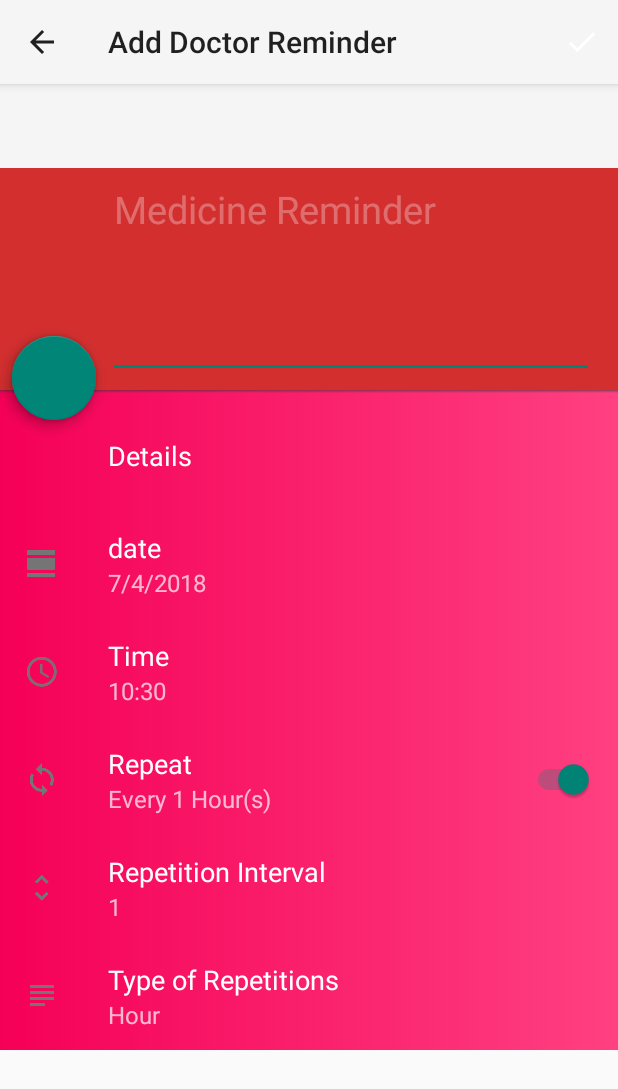
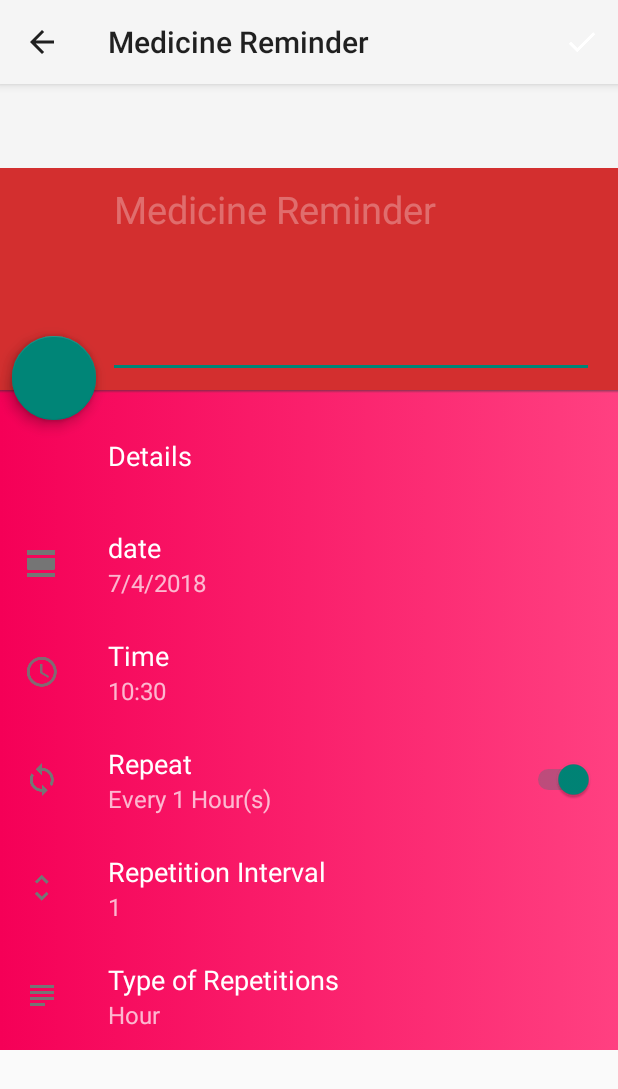
Before and after one commit to Soyeb189/Pregnancy-Care, an Android app: the AddReminderActivity screen opened directly, with no data from a screen before it, on a phone screen of 412 x 824 dp. Shown: the top 1089 px of the screen. Run offline under Robolectric (Android 15) with nearby library versions, the light colour scheme and no system bars; libraries missing offline, so code that uses them is left out: com.getbase.floatingactionbutton, com.wdullaer.materialdatetimepicker; plain views replace FloatingActionButton; 5 statements that could not run were skipped.

```diff
--- a/app/src/main/java/com/muktadir/pregnancycare/AddReminderActivity.java
+++ b/app/src/main/java/com/muktadir/pregnancycare/AddReminderActivity.java
@@ -115,7 +115,7 @@ public class AddReminderActivity extends AppCompatActivity implements
 
 
         // Initialize Views
-        mToolbar = (Toolbar) findViewById(R.id.toolbar);
+        mToolbar = (Toolbar) findViewById(R.id.toolbar1);
         mTitleText = (EditText) findViewById(R.id.reminder_title);
         mDateText = (TextView) findViewById(R.id.set_date);
         mTimeText = (TextView) findViewById(R.id.set_time);
--- a/app/src/main/java/com/muktadir/pregnancycare/Appointment.java
+++ b/app/src/main/java/com/muktadir/pregnancycare/Appointment.java
@@ -32,7 +32,7 @@ public class Appointment extends AppCompatActivity implements LoaderManager.Load
 
     @Override
     protected void onCreate(Bundle savedInstanceState) {
-        setTitle("Appointment");
+        setTitle("Medicine");
         super.onCreate(savedInstanceState);
         setContentView(R.layout.activity_appointment);
 
--- a/app/src/main/java/com/muktadir/pregnancycare/Helper/LocaleHelper.java
+++ b/app/src/main/java/com/muktadir/pregnancycare/Helper/LocaleHelper.java
@@ -8,6 +8,7 @@ import android.content.res.Resources;
 import android.os.Build;
 import android.preference.PreferenceManager;
 
+import java.text.NumberFormat;
 import java.util.Locale;
 
 public class LocaleHelper {
--- a/app/src/main/java/com/muktadir/pregnancycare/Medicine_Pack/Add_Medicine.java
+++ b/app/src/main/java/com/muktadir/pregnancycare/Medicine_Pack/Add_Medicine.java
@@ -10,6 +10,7 @@ import android.content.Intent;
 import android.content.SharedPreferences;
 import android.support.v7.app.AppCompatActivity;
 import android.os.Bundle;
+import android.support.v7.widget.Toolbar;
 import android.view.View;
 import android.widget.Button;
 import android.widget.DatePicker;
@@ -31,6 +32,7 @@ public class Add_Medicine extends AppCompatActivity implements TimePickerDialog.
     int hour,minute,year,month,day;
     RelativeLayout date_l, time_l;
     Button save;
+    private Toolbar mToolbar;
 
 
 
@@ -48,6 +50,10 @@ public class Add_Medicine extends AppCompatActivity implements TimePickerDialog.
         setDate = (TextView) findViewById(R.id.set_date);
         setTime = (TextView) findViewById(R.id.set_time);
         save=(Button)findViewById(R.id.save_icon);
+        mToolbar = (Toolbar) findViewById(R.id.toolbar_addmedicine);
+
+        setSupportActionBar(mToolbar);
+        getSupportActionBar().setTitle(R.string.title_activity_add_appointmentMedicine);
 
         time_l.setOnClickListener(
                 new View.OnClickListener() {
--- a/app/src/main/res/layout/activity_add_reminder.xml
+++ b/app/src/main/res/layout/activity_add_reminder.xml
@@ -6,7 +6,7 @@
     android:layout_height="match_parent">
 
     <android.support.v7.widget.Toolbar
-        android:id="@+id/toolbar"
+        android:id="@+id/toolbar1"
         android:layout_height="wrap_content"
         android:layout_width="match_parent"
         android:minHeight="?attr/actionBarSize"
@@ -18,7 +18,7 @@
 
     <LinearLayout
         android:layout_width="match_parent"
-        android:layout_below="@+id/toolbar"
+        android:layout_below="@+id/toolbar1"
         android:theme="@style/ThemeOverlay.AppCompat.Dark.ActionBar"
         android:id="@+id/add_reminder_layout_top"
         android:background="@color/colorPrimary"
--- a/app/src/main/res/layout/activity_appointment.xml
+++ b/app/src/main/res/layout/activity_appointment.xml
@@ -43,7 +43,7 @@
             android:textStyle="italic"
             android:gravity="center"
             android:textColor="@color/white"
-            android:text="Click on the button below to doctor meet reminder"/>
+            android:text="Click on the button below to add medicine details to reminder"/>
     </RelativeLayout>
 
     <android.support.design.widget.FloatingActionButton
--- a/app/src/main/res/layout/activity_home.xml
+++ b/app/src/main/res/layout/activity_home.xml
@@ -19,7 +19,7 @@
             android:id="@+id/txtVwName"
             android:layout_width="match_parent"
             android:layout_height="wrap_content"
-            android:text="Muktadir Soyeb"
+            android:text="Update Your Profile"
             android:layout_gravity="center"
             android:textAlignment="center"
             android:textColor="#ffffff"
--- a/app/src/main/res/layout/activity_status.xml
+++ b/app/src/main/res/layout/activity_status.xml
@@ -76,7 +76,7 @@
         android:layout_height="wrap_content"
         android:id="@+id/add_to_record_bmi"
         android:layout_margin="6dp"
-        android:text="Add to Record"
+        android:text="@string/add_to_rec"
         android:background="@drawable/button_background"
         android:textStyle="bold"
         android:textAllCaps="false"
--- a/app/src/main/res/values/strings.xml
+++ b/app/src/main/res/values/strings.xml
@@ -1,3 +1,4 @@
+<?xml version="1.0" encoding="utf-8"?>
 <resources>
     <string name="app_name">Pregnancy Care</string>
 
@@ -7,7 +8,10 @@
     <string name="appointment_doctor">Doctor Appointment</string>
 
     <string name="no_cardetails">Click on the button below to Add Doctor Name for your reminder!</string>
-    <string name="title_activity_add_reminder">Add Doctor Reminder</string>
+    <string name="title_activity_add_reminder">Medicine Reminder</string>
+    <string name="title_activity_add_appointmentMedicine">Set Appointmet</string>
+    <string name="title_activity_tips">Tips </string>
+
     <string name="title_activity_edit_reminder">Edit Reminder</string>
     <string name="title_activity_licenses">Licenses</string>
 
@@ -191,5 +195,6 @@
     <string name="homeStatusTwo"> Month </string>
     <string name="homeStatusThree"> Week </string>
     <string name="homeStatus4"> Days Pregnant</string>
+    <string name="add_to_rec">Add to Record</string>
 
 </resources>
```
Also changed, not shown: app/src/main/java/com/muktadir/pregnancycare/Home.java (+18 -10 lines), app/src/main/java/com/muktadir/pregnancycare/Tips.java (+8 -1 lines), 3 other files.
